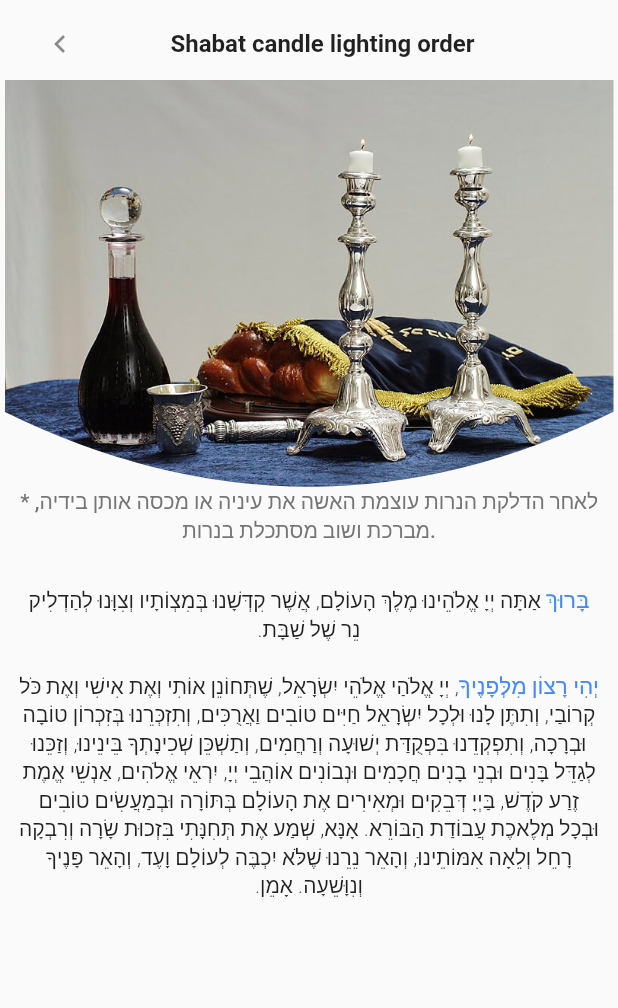
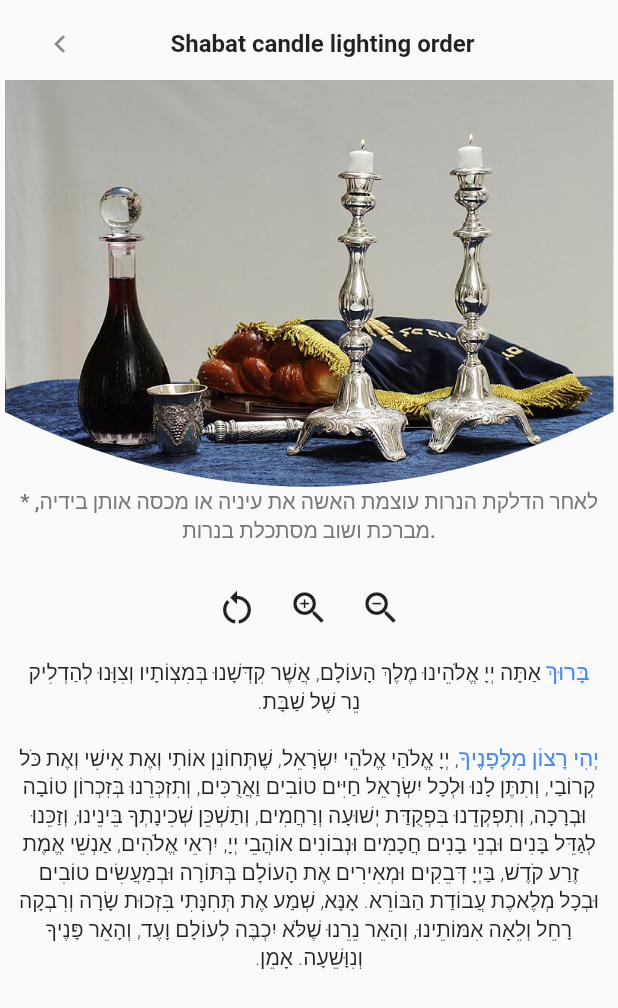
Before and after one commit to Guyco070/Kodesh-app----Flutter-app, a Flutter app: the AdlakatNerot screen opened by its route, on a phone screen of 412 x 824 dp. Shown: the top 1008 px of the screen. Run offline on Flutter 3.47's test engine with Material 2 defaults, Android fonts, the phone set to English and light mode, and no system bars; our stand-ins replace dropdown_button2, flutter_compass, flutter_local_notifications, flutter_native_timezone, internet_connection_checker, numberpicker and 3 more; accounts and stored records are empty; generated files the repository leaves out were written again; network calls fail.

Commit message:
changing font size at teffila widget

```diff
--- a/lib/providers/tfilot.dart
+++ b/lib/providers/tfilot.dart
@@ -95,44 +95,49 @@ class Tfilot with ChangeNotifier {
     );
   }
 
-  List<TextSpan> getSederWidgets({Map getBracha = const {}, bool isWithNosah = false, Map<String, List<String>>? textList}) {
-    final List<String> seder = textList != null ? textList[LanguageChangeProvider
-        .getCurrentLocale
-        .languageCode]! : (getBracha[LanguageChangeProvider
-        .getCurrentLocale
-        .languageCode])![isWithNosah ? _nosah : Nosah.mizrah] as List<String>;
+  List<TextSpan> getSederWidgets(
+      {Map getBracha = const {},
+      bool isWithNosah = false,
+      Map<String, List<String>>? textList,
+      double fontSizeScale = 0}) {
+    final List<String> seder = textList != null
+        ? textList[LanguageChangeProvider.getCurrentLocale.languageCode]!
+        : (getBracha[LanguageChangeProvider.getCurrentLocale.languageCode])![
+            isWithNosah ? _nosah : Nosah.mizrah] as List<String>;
     TextStyle font;
     List<TextSpan> widgets = [];
+    final double titleFontSize = 15 + fontSizeScale;
+    final double bodyFontSize = 14 + fontSizeScale;
 
     for (int i = 1; i < seder.length; i++) {
       String? text;
       if (seder[i][0] == 'B') {
         // B = First line of the prey
-        font = const TextStyle(fontWeight: FontWeight.w600, fontSize: 15);
+        font = TextStyle(fontWeight: FontWeight.w600, fontSize: titleFontSize);
         text = '${seder[i].substring(1, seder[i].length)}\n';
       } else if (seder[i][0] == 'T') {
         // T = title
-        font = const TextStyle(fontWeight: FontWeight.w600, fontSize: 15);
+        font = TextStyle(fontWeight: FontWeight.w600, fontSize: titleFontSize);
         text = '\n${seder[i].substring(1, seder[i].length)}\n';
       } else if (seder[i][0] == 'S') {
         // S = Start of a sentens
         text = seder[i].substring(1, seder[i].length);
         if (seder[i][seder[i].length - 1] == '.' ||
             seder[i][seder[i].length - 1] == ':') text += '\n\n';
-        font = const TextStyle(
+        font = TextStyle(
             fontWeight: FontWeight.w400,
-            fontSize: 15,
+            fontSize: titleFontSize,
             color: Colors.blueAccent);
       } else if (seder[i][seder[i].length - 1] == '.') {
         // end of line
         text = '${seder[i]}\n';
-        font = const TextStyle(fontWeight: FontWeight.w300, fontSize: 14);
+        font = TextStyle(fontWeight: FontWeight.w300, fontSize: bodyFontSize);
       } else if (seder[i][seder[i].length - 1] == ':') {
         // end of line
         text = '${seder[i]}\n\n';
-        font = const TextStyle(fontWeight: FontWeight.w300, fontSize: 14);
+        font = TextStyle(fontWeight: FontWeight.w300, fontSize: bodyFontSize);
       } else {
-        font = const TextStyle(fontWeight: FontWeight.w300, fontSize: 14);
+        font = TextStyle(fontWeight: FontWeight.w300, fontSize: bodyFontSize);
       }
 
       widgets.add(TextSpan(
--- a/lib/widgets/compass/compass_button.dart
+++ b/lib/widgets/compass/compass_button.dart
@@ -25,7 +25,6 @@ class CompassButton extends StatelessWidget {
           Navigator.of(context).push(
               HeroDialogRoute(builder: ((context) => CompassWidget())));
         },
-
           child: Container(
             padding: const EdgeInsets.all(5.0),
             decoration: BoxDecoration(
--- a/lib/widgets/tefila_widget.dart
+++ b/lib/widgets/tefila_widget.dart
@@ -2,7 +2,7 @@ import 'package:flutter/material.dart';
 import 'package:kodesh_app/providers/tfilot.dart';
 import 'package:provider/provider.dart';
 
-class TefilaWidget extends StatelessWidget {
+class TefilaWidget extends StatefulWidget {
   const TefilaWidget({
     Key? key,
     required this.getBracha,
@@ -17,23 +17,50 @@ class TefilaWidget extends StatelessWidget {
   final bool isWithNosah;
 
   @override
+  State<TefilaWidget> createState() => _TefilaWidgetState();
+}
+
+class _TefilaWidgetState extends State<TefilaWidget> {
+  double fontSizeScale = 0;
+
+  increaseFontSizeScale() {
+    setState(() {
+      fontSizeScale++;
+    });
+  }
+
+  decreaseFontSizeScale() {
+    if(fontSizeScale > -5) {
+      setState(() {
+        fontSizeScale--;
+      });
+    }
+  }
+
+  resetFontSizeScale() {
+    setState(() {
+      fontSizeScale = 0;
+    });
+  }
+
+  @override
   Widget build(BuildContext context) {
     return SingleChildScrollView(
       child: Padding(
         padding: const EdgeInsets.all(3.0),
         child: Column(children: [
-          if (imagePath != null)
+          if (widget.imagePath != null)
             ClipPath(
                 // borderRadius: BorderRadius.circular(200),
                 clipper: MyCustomClipper(),
                 child: Image.asset(
-                  imagePath!,
+                  widget.imagePath!,
                 )),
-          if (imageExtaLine != null)
+          if (widget.imageExtaLine != null)
             Padding(
               padding: const EdgeInsets.symmetric(horizontal: 8.0),
               child: Text(
-                imageExtaLine!,
+                widget.imageExtaLine!,
                 textAlign: TextAlign.center,
                 style: TextStyle(
                     fontWeight: FontWeight.w500,
@@ -41,8 +68,31 @@ class TefilaWidget extends StatelessWidget {
                     color: Colors.grey.shade600),
               ),
             ),
-          if (isWithNosah)
-            Provider.of<Tfilot>(context).getNosahim(context, getBracha),
+          if (widget.isWithNosah)
+            Provider.of<Tfilot>(context).getNosahim(context, widget.getBracha),
+          Row(
+            mainAxisAlignment: MainAxisAlignment.center,
+            children: [
+              IconButton(
+                  onPressed: resetFontSizeScale,
+                  icon: const Icon(
+                    Icons.restart_alt,
+                    size: 28,
+                  )),
+              IconButton(
+                  onPressed: increaseFontSizeScale,
+                  icon: const Icon(
+                    Icons.zoom_in,
+                    size: 28,
+                  )),
+              IconButton(
+                  onPressed: decreaseFontSizeScale,
+                  icon: const Icon(
+                    Icons.zoom_out,
+                    size: 28,
+                  )),
+            ],
+          ),
           Padding(
             padding: const EdgeInsets.all(8.0),
             child: Text.rich(
@@ -50,7 +100,11 @@ class TefilaWidget extends StatelessWidget {
               textAlign: TextAlign.center,
               TextSpan(
                   children: Provider.of<Tfilot>(context, listen: false)
-                        .getSederWidgets(getBracha: getBracha, isWithNosah: isWithNosah))),
+                      .getSederWidgets(
+                          getBracha: widget.getBracha,
+                          isWithNosah: widget.isWithNosah,
+                          fontSizeScale: fontSizeScale)),
+            ),
           )
         ]),
       ),
@@ -64,7 +118,7 @@ class MyCustomClipper extends CustomClipper<Path> {
     double w = size.width;
     double h = size.height;
 
-    path.lineTo(0, h-50); // line down from 0 to h - 50
+    path.lineTo(0, h - 50); // line down from 0 to h - 50
     path.quadraticBezierTo(
         w * 0.5, // to start curve in the middle of the path
         h + 50, // h value at w * 0.5
--- a/lib/widgets/zman_widget.dart
+++ b/lib/widgets/zman_widget.dart
@@ -150,11 +150,11 @@ const Map<String, Map<String, Set<String>>> types = {
     'chatzotNight': {'חצות', 'שקיעה ועוד 6 שעות הלכתיות'},
     'alotHaShachar': {'שחר', ' שמש נמצאת 16.1 מעלות מתחת לאופק בבוקר'},
     'misheyakir': {
-      'טאליס ותפילין המוקדמים ביותר',
+      'טלית ותפילין המוקדמים ביותר',
       ' השמש נמצאת 11.5 מעלות מתחת לאופק בבוקר'
     },
     'misheyakirMachmir': {
-      'טאליס ותפילין המוקדמים ביותר - מחמירים',
+      'טלית ותפילין המוקדמים ביותר - מחמירים',
       ' השמש נמצאת 10.2 מעלות מתחת לאופק בבוקר'
     },
     'dawn': {'שחר אזרחי', ' השמש נמצאת 6° מתחת לאופק בבוקר'},
```
Lines whose indentation alone changed are shown as unchanged.
